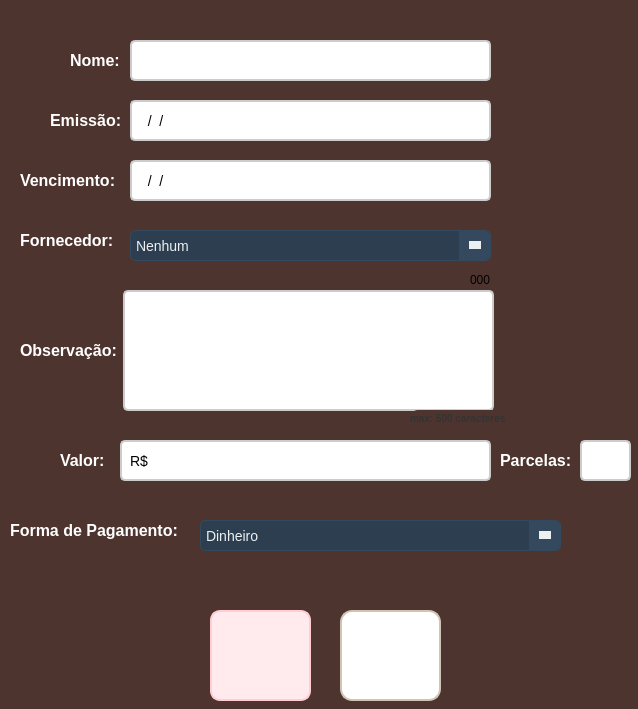
Qt form frm_DadosContas.ui (ArielAraujo18/ErpSistema) before a commit.
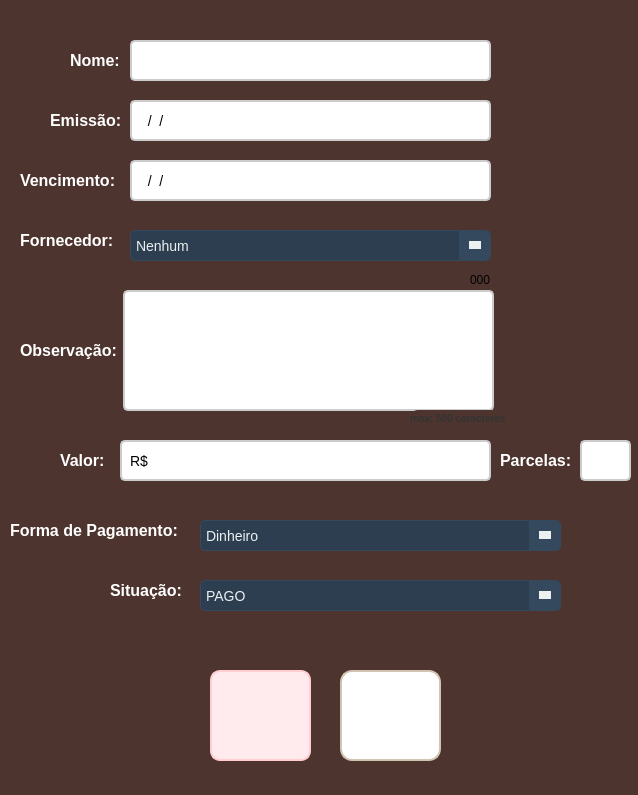
The same form after that commit. Icons and pictures are not drawn.

Diff of the .ui file:
```diff
--- a/frm_DadosContas.ui
+++ b/frm_DadosContas.ui
@@ -7,7 +7,7 @@
     <x>0</x>
     <y>0</y>
     <width>638</width>
-    <height>709</height>
+    <height>795</height>
    </rect>
   </property>
   <property name="windowTitle">
@@ -116,7 +116,7 @@
    <property name="geometry">
     <rect>
      <x>210</x>
-     <y>610</y>
+     <y>670</y>
      <width>101</width>
      <height>91</height>
     </rect>
@@ -268,7 +268,7 @@
    <property name="geometry">
     <rect>
      <x>340</x>
-     <y>610</y>
+     <y>670</y>
      <width>101</width>
      <height>91</height>
     </rect>
@@ -803,6 +803,157 @@
     </property>
    </item>
   </widget>
+  <widget class="QLabel" name="lbl_Situacao">
+   <property name="geometry">
+    <rect>
+     <x>110</x>
+     <y>580</y>
+     <width>81</width>
+     <height>20</height>
+    </rect>
+   </property>
+   <property name="styleSheet">
+    <string notr="true">QLabel {
+    font-size: 16px;
+    color: #FFFFFF;
+    font-weight: bold;
+    text-shadow: 1px 1px 2px rgba(0, 0, 0, 0.4);
+}
+</string>
+   </property>
+   <property name="text">
+    <string>Situação:</string>
+   </property>
+  </widget>
+  <widget class="QComboBox" name="comboSituacao">
+   <property name="geometry">
+    <rect>
+     <x>200</x>
+     <y>580</y>
+     <width>361</width>
+     <height>31</height>
+    </rect>
+   </property>
+   <property name="styleSheet">
+    <string notr="true">QComboBox {
+    background-color: #2c3e50;
+    color: #ecf0f1;
+    border: 1px solid #34495e;
+    border-radius: 5px;
+    padding: 5px;
+    font-size: 14px;
+    min-width: 100px;
+}
+
+QComboBox::drop-down {
+    subcontrol-origin: padding;
+    subcontrol-position: center right;
+    width: 30px;
+    border-left: 1px solid #34495e;
+    background-color: #34495e;
+    border-top-right-radius: 5px;
+    border-bottom-right-radius: 5px;
+}
+
+QComboBox::down-arrow {
+    width: 0px;
+    height: 0px;
+    border-left: 6px solid transparent;
+    border-right: 6px solid transparent;
+    border-top: 8px solid #ecf0f1;
+    margin: 4px;
+}
+
+QComboBox QAbstractItemView {
+    background-color: #34495e;
+    color: #ecf0f1;
+    selection-background-color: #1abc9c;
+    selection-color: #ffffff;
+    border: 1px solid #34495e;
+    border-radius: 5px;
+    outline: none;
+    min-width: 100px;
+}
+
+QComboBox QAbstractItemView::item {
+    padding: 10px;
+    font-size: 14px;
+}
+
+QComboBox QAbstractItemView::item:selected {
+    background-color: #1abc9c;
+}
+
+QComboBox QAbstractItemView::item:hover {
+    background-color: #16a085;
+}
+
+/* Barra de rolagem vertical personalizada */
+QScrollBar:vertical {
+    border: none;
+    background: #2c3e50;
+    width: 10px;
+    border-radius: 5px;
+}
+
+QScrollBar::handle:vertical {
+    background: #1abc9c;
+    border-radius: 5px;
+}
+
+QScrollBar::handle:vertical:hover {
+    background: #16a085;
+}
+
+QScrollBar::add-line:vertical, QScrollBar::sub-line:vertical {
+    background: none;
+    border: none;
+}
+
+QScrollBar::up-arrow:vertical, QScrollBar::down-arrow:vertical {
+    border: none;
+    background: none;
+}
+
+/* Barra de rolagem horizontal personalizada */
+QScrollBar:horizontal {
+    border: none;
+    background: #2c3e50;
+    height: 10px;
+    border-radius: 5px;
+}
+
+QScrollBar::handle:horizontal {
+    background: #1abc9c;
+    border-radius: 5px;
+}
+
+QScrollBar::handle:horizontal:hover {
+    background: #16a085;
+}
+
+QScrollBar::add-line:horizontal, QScrollBar::sub-line:horizontal {
+    background: none;
+    border: none;
+}
+
+QScrollBar::left-arrow:horizontal, QScrollBar::right-arrow:horizontal {
+    border: none;
+    background: none;
+}
+</string>
+   </property>
+   <item>
+    <property name="text">
+     <string>PAGO</string>
+    </property>
+   </item>
+   <item>
+    <property name="text">
+     <string>PENDENTE</string>
+    </property>
+   </item>
+  </widget>
  </widget>
  <resources>
   <include location="icon_cadastrar.qrc"/>
```
Left out of the diff: 40 changed lines with no effect on the pictures.
